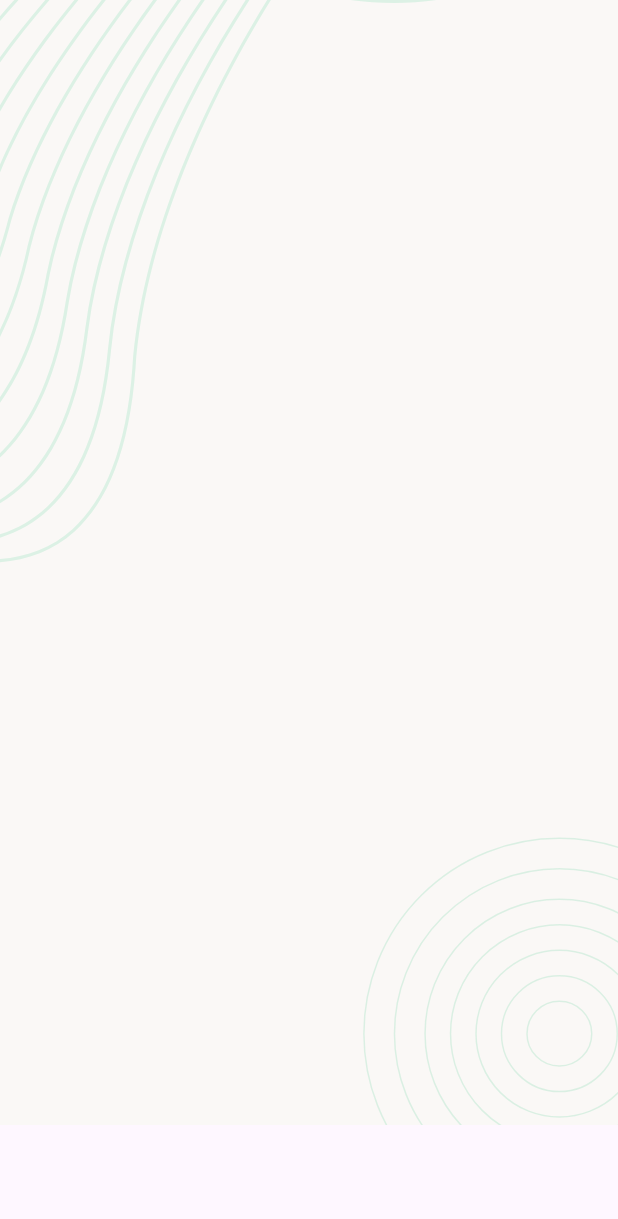
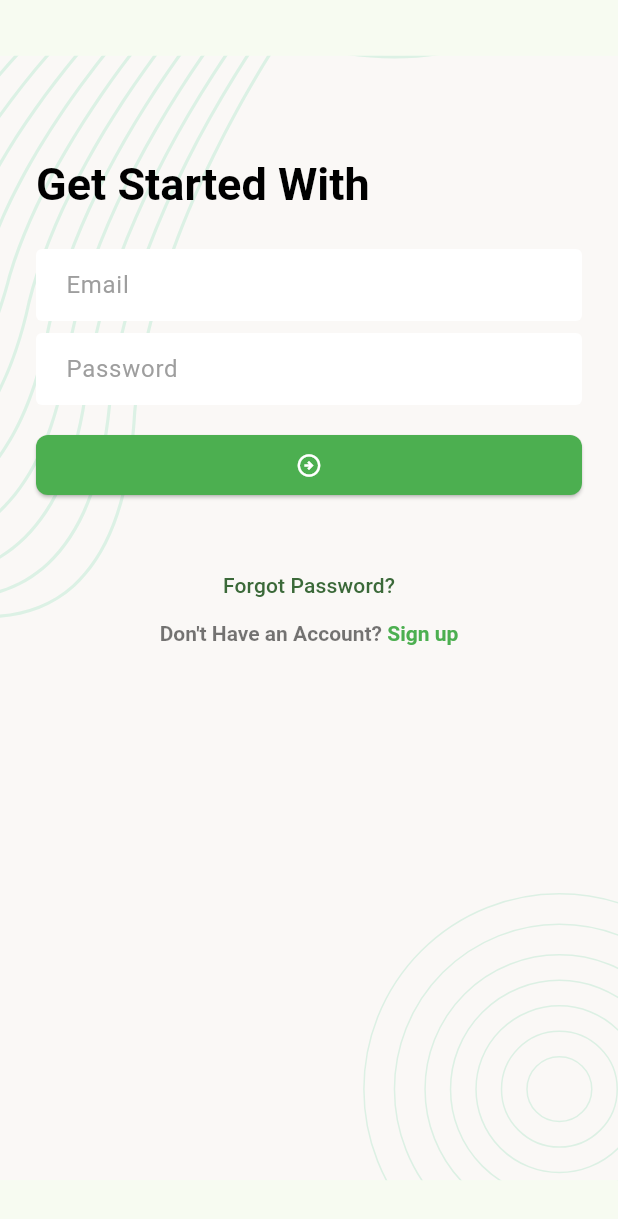
Before and after one commit to lazimrayanfullstackdev/task_manager, a Flutter app: the screen it shows after launch, on a phone screen of 412 x 824 dp. Shown: the top 1219 px of the screen. Run offline on Flutter 3.47's test engine with Material 3 defaults, Android fonts, the phone set to English and light mode, and no system bars; our stand-ins replace flutter_svg.

Commit message:
Task Manager Login Page

```diff
--- a/lib/app.dart
+++ b/lib/app.dart
@@ -1,14 +1,52 @@
 import 'package:flutter/material.dart';
 import 'package:task_manager/ui/screens/splash_screen.dart';
 
-class TaskManagerApp extends StatelessWidget {
+class TaskManagerApp extends StatefulWidget {
   const TaskManagerApp({super.key});
 
   @override
+  State<TaskManagerApp> createState() => _TaskManagerAppState();
+}
+
+class _TaskManagerAppState extends State<TaskManagerApp> {
+  @override
   Widget build(BuildContext context) {
-    return const MaterialApp(
+    return MaterialApp(
       debugShowCheckedModeBanner: false,
-      home: SplashScreen(),
+      theme: ThemeData(
+        colorSchemeSeed: Colors.green,
+        inputDecorationTheme: InputDecorationTheme(
+            hintStyle: TextStyle(
+                fontWeight: FontWeight.w400,
+                color: Colors.grey
+            ),
+            fillColor: Colors.white,
+            filled: true,
+            border: _getZeroBorder(),
+            enabledBorder: _getZeroBorder(),
+            errorBorder: _getZeroBorder(),
+            contentPadding: EdgeInsets.symmetric(horizontal: 16)
+        ),
+        elevatedButtonTheme: ElevatedButtonThemeData(
+          style: ElevatedButton.styleFrom(
+              fixedSize: const Size.fromWidth(double.maxFinite),
+              backgroundColor: Colors.green,
+              foregroundColor: Colors.white,
+              shape: RoundedRectangleBorder(
+                  borderRadius: BorderRadius.circular(8)
+              )
+          ),
+        ),
+        textTheme: TextTheme(
+            titleLarge: TextStyle(color: Colors.black, fontSize: 30, fontWeight: FontWeight.w600)
+        )
+        ),
+      home: const SplashScreen(),
+    );
+  }
+  OutlineInputBorder _getZeroBorder(){
+    return OutlineInputBorder(
+        borderSide: BorderSide.none
     );
   }
 }
--- /dev/null
+++ b/lib/ui/screens/login_screen.dart
@@ -0,0 +1,65 @@
+import 'package:flutter/gestures.dart';
+import 'package:flutter/material.dart';
+import 'package:task_manager/ui/widgets/screen_background.dart';
+
+class LoginScreen extends StatefulWidget {
+  const LoginScreen({super.key});
+
+  @override
+  State<LoginScreen> createState() => _LoginScreenState();
+}
+
+class _LoginScreenState extends State<LoginScreen> {
+  @override
+  Widget build(BuildContext context) {
+    return Scaffold(
+      body: ScreenBackground(child: Padding(
+        padding: const EdgeInsets.all(24),
+        child: Column(
+          crossAxisAlignment: CrossAxisAlignment.start,
+          children: [
+            SizedBox(height: 80,),
+            Text("Get Started With", style: Theme.of(context).textTheme.titleLarge),
+            SizedBox(height: 24,),
+            TextFormField(decoration: InputDecoration(
+              hintText: "Email",)
+              ,),
+            SizedBox(height: 8,),
+            TextFormField(
+              decoration: InputDecoration(
+                hintText: "Password"
+              ),
+            ),
+            SizedBox(height: 16,),
+            ElevatedButton(onPressed: (){}, child: Icon(Icons.arrow_circle_right_outlined, color: Colors.white,)),
+            SizedBox(height: 32,),
+            Center(
+              child: Column(
+                children: [
+                  TextButton(onPressed: _onTapForgotPasswordButton, child: Text("Forgot Password?")),
+                  RichText(
+                      text: TextSpan(
+                        style: const TextStyle(
+                          color: Colors.black54,
+                          fontWeight: FontWeight.w600,
+                          fontSize: 14
+                        ),
+                        children:[
+                          TextSpan(text: "Don't Have an Account? "),
+                          TextSpan(text: "Sign up",style: TextStyle(color: Colors.green, fontWeight: FontWeight.bold),
+                          recognizer: TapGestureRecognizer()..onTap = _onTapSignInButton,)
+                        ]
+                      )),
+                ],
+              ),
+            )
+          ],
+        ),
+      )
+    )
+    );
+  }
+}
+
+void _onTapSignInButton() {}
+void _onTapForgotPasswordButton() {}
--- a/lib/ui/screens/splash_screen.dart
+++ b/lib/ui/screens/splash_screen.dart
@@ -1,5 +1,8 @@
 import 'package:flutter/material.dart';
 import 'package:flutter_svg/flutter_svg.dart';
+import 'package:task_manager/ui/screens/login_screen.dart';
+import 'package:task_manager/ui/utils/assets_path.dart';
+import 'package:task_manager/ui/widgets/screen_background.dart';
 
 class SplashScreen extends StatefulWidget {
   const SplashScreen({super.key});
@@ -9,10 +12,23 @@ class SplashScreen extends StatefulWidget {
 }
 
 class _SplashScreenState extends State<SplashScreen> {
+
+  @override
+  void initState() {
+    super.initState();
+    _moveToNextScreen();
+  }
+
+  Future<void> _moveToNextScreen() async{
+    await Future.delayed(const Duration(seconds: 2));
+
+    Navigator.pushReplacement(context, MaterialPageRoute(builder: (context) => const LoginScreen() ));
+  }
+
   @override
   Widget build(BuildContext context) {
     return Scaffold(
-      body: SvgPicture.asset('assets/images/background.svg'),
+      body: ScreenBackground(child: Center(child: SvgPicture.asset(AssetsPaths.logoSvg,width: 130,)),)
     );
   }
 }
--- /dev/null
+++ b/lib/ui/utils/assets_path.dart
@@ -0,0 +1,5 @@
+class AssetsPaths{
+  static const String _imagePath = 'assets/images';
+  static const String backgroundSvg = '$_imagePath/background.svg';
+  static const String logoSvg = '$_imagePath/logo.svg';
+}
--- /dev/null
+++ b/lib/ui/widgets/screen_background.dart
@@ -0,0 +1,23 @@
+import 'package:flutter/material.dart';
+import 'package:flutter_svg/svg.dart';
+
+import '../utils/assets_path.dart';
+
+class ScreenBackground extends StatelessWidget {
+  const ScreenBackground({super.key, required this.child});
+
+  final Widget child;
+
+  @override
+  Widget build(BuildContext context) {
+    return Stack(
+      children: [
+        SvgPicture.asset(
+          height: double.maxFinite,
+          width: double.maxFinite,
+          AssetsPaths.backgroundSvg,),
+        SafeArea(child: child),
+      ],
+    );
+  }
+}
```
